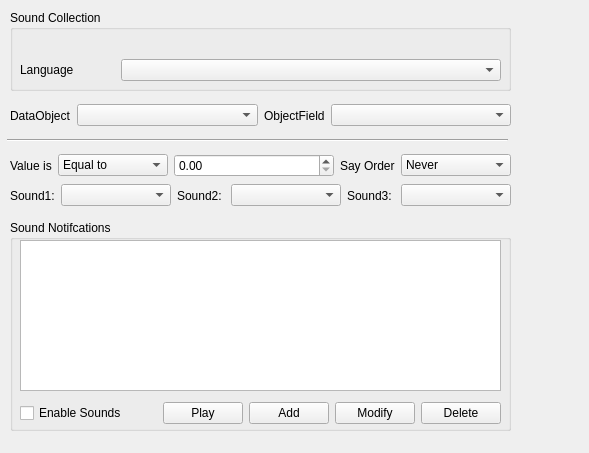
openpilot/OpenPilot, file ground/src/plugins/notify/notifypluginoptionspage.ui: the form before one commit.
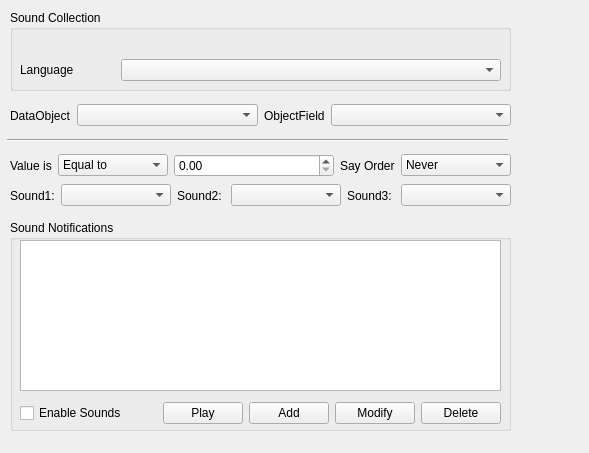
The form after the commit. Icons and pictures are not drawn. Custom widgets are drawn as their Qt base class.

What changed in the file:
```diff
--- a/ground/src/plugins/notify/notifypluginoptionspage.ui
+++ b/ground/src/plugins/notify/notifypluginoptionspage.ui
@@ -94,7 +94,7 @@
     </rect>
    </property>
    <property name="title">
-    <string>Sound Notifcations</string>
+    <string>Sound Notifications</string>
    </property>
    <widget class="QWidget" name="layoutWidget">
     <property name="geometry">
```
